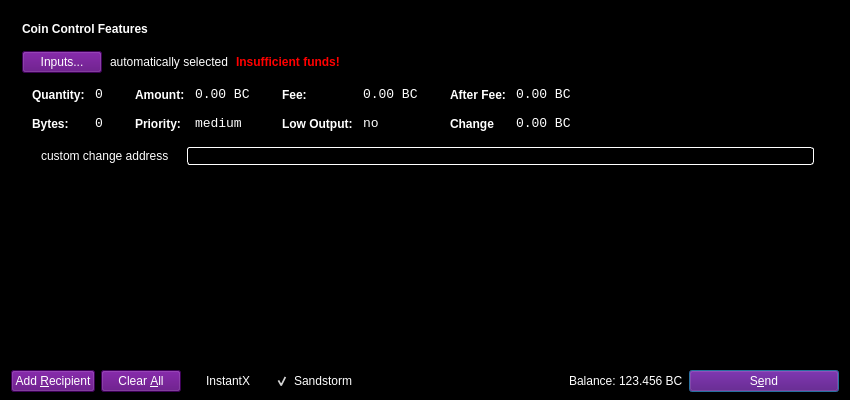
Old version of the form src/qt/forms/sendcoinsdialog.ui in the repository waffle-iron/DarkSilk-Release-Candidate.
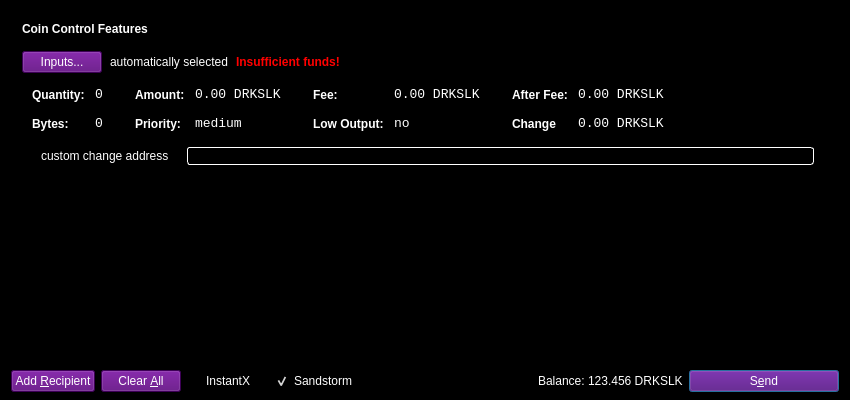
New version of the form. Icons and pictures are not drawn.

Commit message: BC->DRKSLK

```diff
--- a/src/qt/forms/sendcoinsdialog.ui
+++ b/src/qt/forms/sendcoinsdialog.ui
@@ -339,7 +339,7 @@
                   <enum>Qt::ActionsContextMenu</enum>
                  </property>
                  <property name="text">
-                  <string>0.00 BC</string>
+                  <string>0.00 DRKSLK</string>
                  </property>
                  <property name="textInteractionFlags">
                   <set>Qt::LinksAccessibleByMouse|Qt::TextSelectableByKeyboard|Qt::TextSelectableByMouse</set>
@@ -425,7 +425,7 @@
                   <enum>Qt::ActionsContextMenu</enum>
                  </property>
                  <property name="text">
-                  <string>0.00 BC</string>
+                  <string>0.00 DRKSLK</string>
                  </property>
                  <property name="textInteractionFlags">
                   <set>Qt::LinksAccessibleByMouse|Qt::TextSelectableByKeyboard|Qt::TextSelectableByMouse</set>
@@ -511,7 +511,7 @@
                   <enum>Qt::ActionsContextMenu</enum>
                  </property>
                  <property name="text">
-                  <string>0.00 BC</string>
+                  <string>0.00 DRKSLK</string>
                  </property>
                  <property name="textInteractionFlags">
                   <set>Qt::LinksAccessibleByMouse|Qt::TextSelectableByKeyboard|Qt::TextSelectableByMouse</set>
@@ -543,7 +543,7 @@
                   <enum>Qt::ActionsContextMenu</enum>
                  </property>
                  <property name="text">
-                  <string>0.00 BC</string>
+                  <string>0.00 DRKSLK</string>
                  </property>
                  <property name="textInteractionFlags">
                   <set>Qt::LinksAccessibleByMouse|Qt::TextSelectableByKeyboard|Qt::TextSelectableByMouse</set>
@@ -813,7 +813,7 @@
           <cursorShape>IBeamCursor</cursorShape>
          </property>
          <property name="text">
-          <string>&lt;html&gt;&lt;head/&gt;&lt;body&gt;&lt;p&gt;&lt;span style=&quot; color:#ffffff;&quot;&gt;123.456 BC&lt;/span&gt;&lt;/p&gt;&lt;/body&gt;&lt;/html&gt;</string>
+          <string>&lt;html&gt;&lt;head/&gt;&lt;body&gt;&lt;p&gt;&lt;span style=&quot; color:#ffffff;&quot;&gt;123.456 DRKSLK&lt;/span&gt;&lt;/p&gt;&lt;/body&gt;&lt;/html&gt;</string>
          </property>
          <property name="textInteractionFlags">
           <set>Qt::LinksAccessibleByMouse|Qt::TextSelectableByKeyboard|Qt::TextSelectableByMouse</set>
```
The commit also changes 68 other files.
